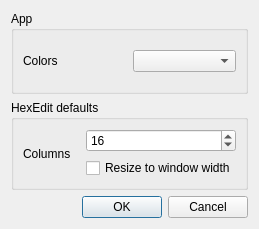
Old version of the form src/ui/optionsdialog.ui in the repository codilime/veles.
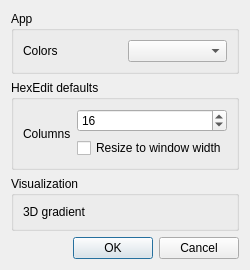
New version of the form.

What changed in the file:
```diff
--- a/src/ui/optionsdialog.ui
+++ b/src/ui/optionsdialog.ui
@@ -6,8 +6,8 @@
    <rect>
     <x>0</x>
     <y>0</y>
-    <width>259</width>
-    <height>229</height>
+    <width>223</width>
+    <height>266</height>
    </rect>
   </property>
   <property name="windowTitle">
@@ -88,6 +88,35 @@
      </layout>
     </widget>
    </item>
+   <item>
+    <widget class="QGroupBox" name="gbVisualization">
+     <property name="title">
+      <string>Visualization</string>
+     </property>
+     <layout class="QVBoxLayout" name="verticalLayout_4">
+      <item>
+       <layout class="QFormLayout" name="formLayout">
+        <item row="0" column="0">
+         <widget class="QLabel" name="gradientLabel">
+          <property name="sizePolicy">
+           <sizepolicy hsizetype="Minimum" vsizetype="Preferred">
+            <horstretch>0</horstretch>
+            <verstretch>0</verstretch>
+           </sizepolicy>
+          </property>
+          <property name="text">
+           <string>3D gradient</string>
+          </property>
+         </widget>
+        </item>
+        <item row="0" column="1">
+         <layout class="QHBoxLayout" name="visualizationGradientLayout"/>
+        </item>
+       </layout>
+      </item>
+     </layout>
+    </widget>
+   </item>
    <item>
     <widget class="QDialogButtonBox" name="buttonBox">
      <property name="orientation">
```
